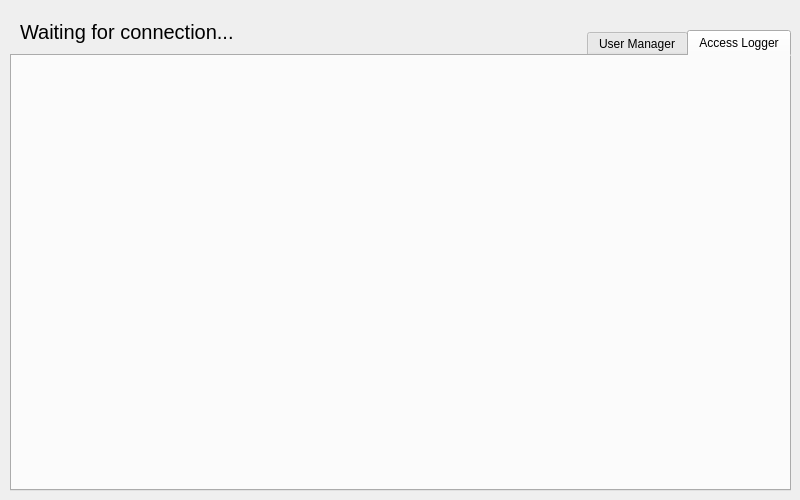
Above: main.ui from frak0d/lockifi-control-panel before the change. Below: the same form after it.
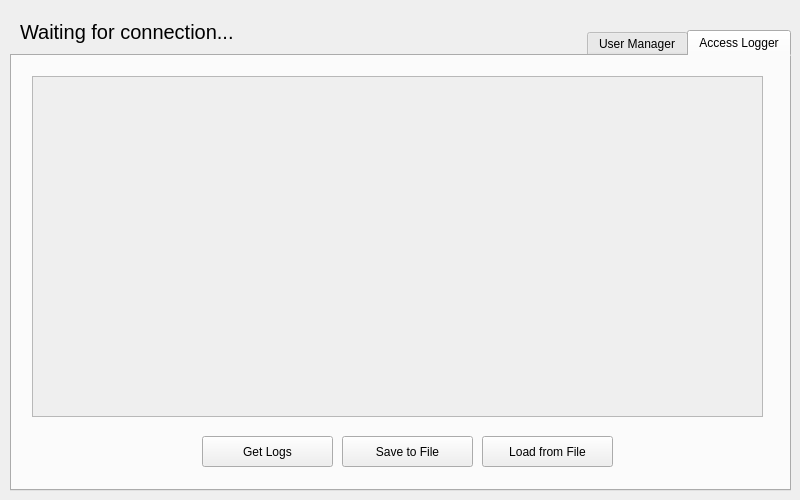
That is the form after the change. The open tabs and pages were chosen to show the change.

```diff
--- a/main.ui
+++ b/main.ui
@@ -54,6 +54,71 @@
      <attribute name="title">
       <string>Access Logger</string>
      </attribute>
+     <widget class="QScrollArea" name="scroll_area_2">
+      <property name="geometry">
+       <rect>
+        <x>20</x>
+        <y>20</y>
+        <width>731</width>
+        <height>341</height>
+       </rect>
+      </property>
+      <property name="layoutDirection">
+       <enum>Qt::LeftToRight</enum>
+      </property>
+      <property name="widgetResizable">
+       <bool>true</bool>
+      </property>
+      <widget class="QWidget" name="scroll_area_contents_2">
+       <property name="geometry">
+        <rect>
+         <x>0</x>
+         <y>0</y>
+         <width>729</width>
+         <height>339</height>
+        </rect>
+       </property>
+      </widget>
+     </widget>
+     <widget class="QPushButton" name="get_log_btn">
+      <property name="geometry">
+       <rect>
+        <x>190</x>
+        <y>380</y>
+        <width>131</width>
+        <height>31</height>
+       </rect>
+      </property>
+      <property name="text">
+       <string>Get Logs</string>
+      </property>
+     </widget>
+     <widget class="QPushButton" name="save_log_btn">
+      <property name="geometry">
+       <rect>
+        <x>330</x>
+        <y>380</y>
+        <width>131</width>
+        <height>31</height>
+       </rect>
+      </property>
+      <property name="text">
+       <string>Save to File</string>
+      </property>
+     </widget>
+     <widget class="QPushButton" name="load_log_btn">
+      <property name="geometry">
+       <rect>
+        <x>470</x>
+        <y>380</y>
+        <width>131</width>
+        <height>31</height>
+       </rect>
+      </property>
+      <property name="text">
+       <string>Load from File</string>
+      </property>
+     </widget>
     </widget>
     <widget class="QWidget" name="user_manager_tab">
      <attribute name="title">
```
Left out of the diff: 25 changed lines with no effect on the pictures.
